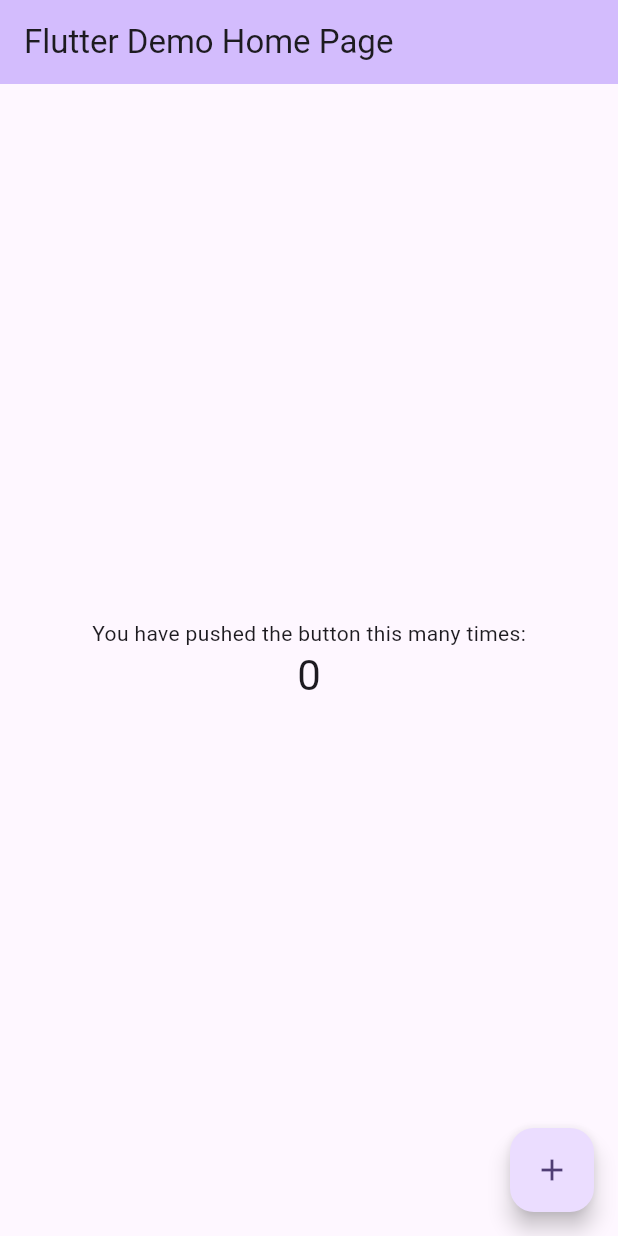
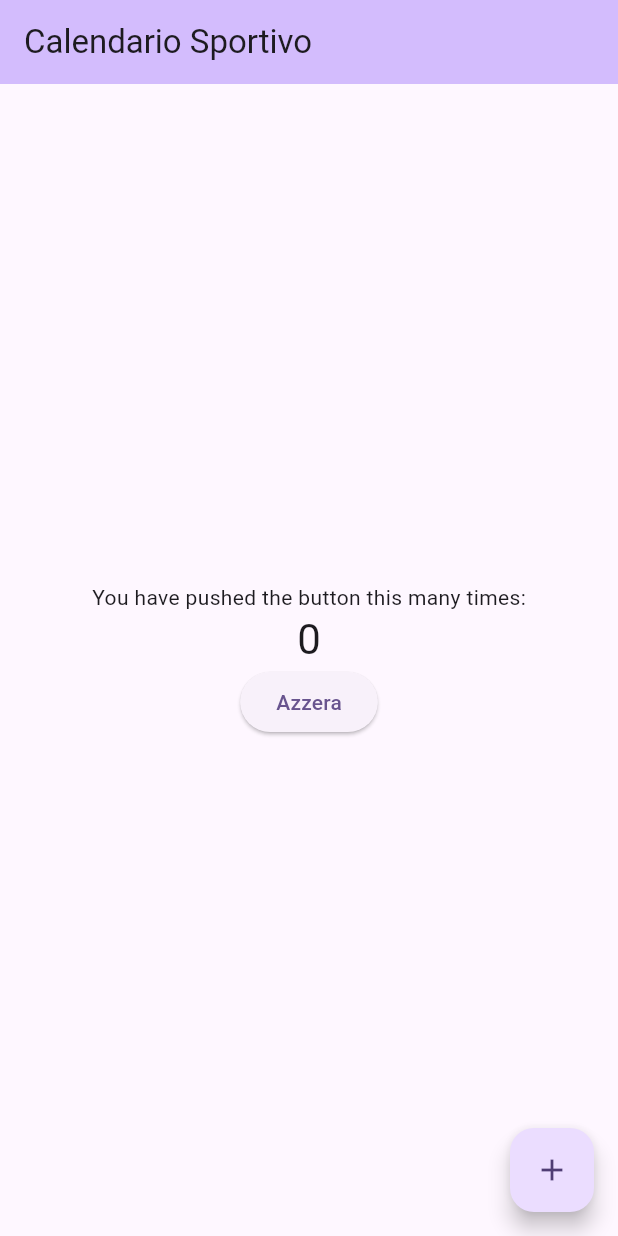
Before and after one commit to GazzoSamuele/APP_Eventi_Sportivi, a Flutter app: the screen it shows after launch, on a phone screen of 412 x 824 dp. Run offline on Flutter 3.47's test engine with Material 3 defaults, Android fonts, the phone set to English and light mode, and no system bars.

Commit message:
test e prove del funzionamento di flutter

```diff
--- a/app/lib/main.dart
+++ b/app/lib/main.dart
@@ -7,45 +7,18 @@ void main() {
 class MyApp extends StatelessWidget {
   const MyApp({super.key});
 
-  // This widget is the root of your application.
   @override
   Widget build(BuildContext context) {
     return MaterialApp(
       title: 'Flutter Demo',
-      theme: ThemeData(
-        // This is the theme of your application.
-        //
-        // TRY THIS: Try running your application with "flutter run". You'll see
-        // the application has a purple toolbar. Then, without quitting the app,
-        // try changing the seedColor in the colorScheme below to Colors.green
-        // and then invoke "hot reload" (save your changes or press the "hot
-        // reload" button in a Flutter-supported IDE, or press "r" if you used
-        // the command line to start the app).
-        //
-        // Notice that the counter didn't reset back to zero; the application
-        // state is not lost during the reload. To reset the state, use hot
-        // restart instead.
-        //
-        // This works for code too, not just values: Most code changes can be
-        // tested with just a hot reload.
-        colorScheme: .fromSeed(seedColor: Colors.deepPurple),
-      ),
-      home: const MyHomePage(title: 'Flutter Demo Home Page'),
+      theme: ThemeData(colorScheme: .fromSeed(seedColor: Colors.deepPurple)),
+      home: const MyHomePage(title: 'Calendario Sportivo'),
     );
   }
 }
 
 class MyHomePage extends StatefulWidget {
   const MyHomePage({super.key, required this.title});
-
-  // This widget is the home page of your application. It is stateful, meaning
-  // that it has a State object (defined below) that contains fields that affect
-  // how it looks.
-
-  // This class is the configuration for the state. It holds the values (in this
-  // case the title) provided by the parent (in this case the App widget) and
-  // used by the build method of the State. Fields in a Widget subclass are
-  // always marked "final".
 
   final String title;
 
@@ -58,50 +31,25 @@ class _MyHomePageState extends State<MyHomePage> {
 
   void _incrementCounter() {
     setState(() {
-      // This call to setState tells the Flutter framework that something has
-      // changed in this State, which causes it to rerun the build method below
-      // so that the display can reflect the updated values. If we changed
-      // _counter without calling setState(), then the build method would not be
-      // called again, and so nothing would appear to happen.
       _counter++;
+    });
+  }
+
+  void _reset() {
+    setState(() {
+      _counter = 0;
     });
   }
 
   @override
   Widget build(BuildContext context) {
-    // This method is rerun every time setState is called, for instance as done
-    // by the _incrementCounter method above.
-    //
-    // The Flutter framework has been optimized to make rerunning build methods
-    // fast, so that you can just rebuild anything that needs updating rather
-    // than having to individually change instances of widgets.
     return Scaffold(
       appBar: AppBar(
-        // TRY THIS: Try changing the color here to a specific color (to
-        // Colors.amber, perhaps?) and trigger a hot reload to see the AppBar
-        // change color while the other colors stay the same.
         backgroundColor: Theme.of(context).colorScheme.inversePrimary,
-        // Here we take the value from the MyHomePage object that was created by
-        // the App.build method, and use it to set our appbar title.
         title: Text(widget.title),
       ),
       body: Center(
-        // Center is a layout widget. It takes a single child and positions it
-        // in the middle of the parent.
         child: Column(
-          // Column is also a layout widget. It takes a list of children and
-          // arranges them vertically. By default, it sizes itself to fit its
-          // children horizontally, and tries to be as tall as its parent.
-          //
-          // Column has various properties to control how it sizes itself and
-          // how it positions its children. Here we use mainAxisAlignment to
-          // center the children vertically; the main axis here is the vertical
-          // axis because Columns are vertical (the cross axis would be
-          // horizontal).
-          //
-          // TRY THIS: Invoke "debug painting" (choose the "Toggle Debug Paint"
-          // action in the IDE, or press "p" in the console), to see the
-          // wireframe for each widget.
           mainAxisAlignment: .center,
           children: [
             const Text('You have pushed the button this many times:'),
@@ -109,6 +57,7 @@ class _MyHomePageState extends State<MyHomePage> {
               '$_counter',
               style: Theme.of(context).textTheme.headlineMedium,
             ),
+            ElevatedButton(onPressed: _reset, child: const Text('Azzera')),
           ],
         ),
       ),
```
